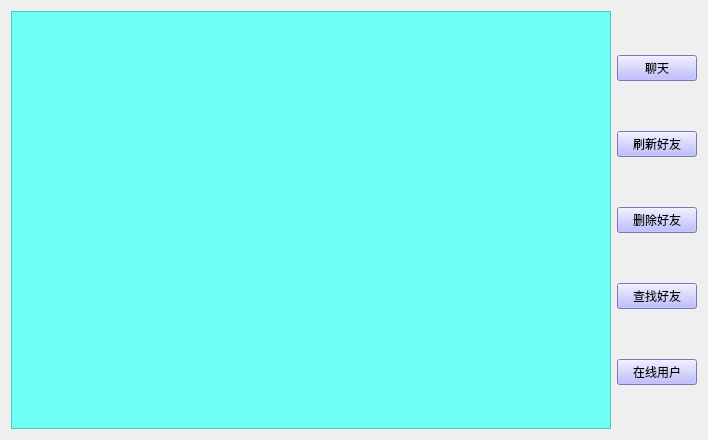
Qt form Client/friend.ui (23Lm-star/QT-) before a commit.
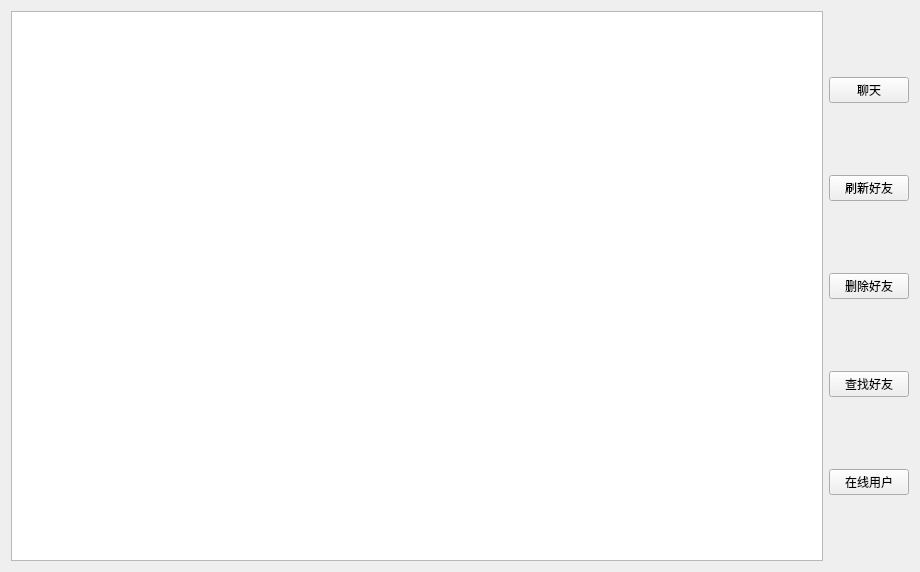
The same form after that commit. Icons and pictures are not drawn.

```diff
--- a/Client/friend.ui
+++ b/Client/friend.ui
@@ -6,8 +6,8 @@
    <rect>
     <x>0</x>
     <y>0</y>
-    <width>708</width>
-    <height>440</height>
+    <width>920</width>
+    <height>572</height>
    </rect>
   </property>
   <property name="windowTitle">
@@ -21,21 +21,12 @@
    <item>
     <layout class="QHBoxLayout" name="horizontalLayout">
      <item>
-      <widget class="QListWidget" name="listWidget">
-       <property name="styleSheet">
-        <string notr="true">background-color: qlineargradient(spread:pad, x1:0, y1:0, x2:1, y2:0, stop:0 rgba(0, 0, 0, 255), stop:1 rgba(255, 255, 255, 255));
-background-color: rgb(108, 255, 246);</string>
-       </property>
-      </widget>
+      <widget class="QListWidget" name="listWidget"/>
      </item>
      <item>
       <layout class="QVBoxLayout" name="verticalLayout">
        <item>
         <widget class="QPushButton" name="chat_PB">
-         <property name="styleSheet">
-          <string notr="true">background-color: qlineargradient(spread:pad, x1:0, y1:0, x2:1, y2:0, stop:0 rgba(0, 0, 0, 255), stop:1 rgba(255, 255, 255, 255));
-background-color: rgb(170, 170, 255);</string>
-         </property>
          <property name="text">
           <string>聊天</string>
          </property>
@@ -43,10 +34,6 @@
        </item>
        <item>
         <widget class="QPushButton" name="flush_PB">
-         <property name="styleSheet">
-          <string notr="true">background-color: qlineargradient(spread:pad, x1:0, y1:0, x2:1, y2:0, stop:0 rgba(0, 0, 0, 255), stop:1 rgba(255, 255, 255, 255));
-background-color: rgb(170, 170, 255);</string>
-         </property>
          <property name="text">
           <string>刷新好友</string>
          </property>
@@ -54,10 +41,6 @@
        </item>
        <item>
         <widget class="QPushButton" name="del_PB">
-         <property name="styleSheet">
-          <string notr="true">background-color: qlineargradient(spread:pad, x1:0, y1:0, x2:1, y2:0, stop:0 rgba(0, 0, 0, 255), stop:1 rgba(255, 255, 255, 255));
-background-color: rgb(170, 170, 255);</string>
-         </property>
          <property name="text">
           <string>删除好友</string>
          </property>
@@ -65,10 +48,6 @@
        </item>
        <item>
         <widget class="QPushButton" name="findUser_PB">
-         <property name="styleSheet">
-          <string notr="true">background-color: qlineargradient(spread:pad, x1:0, y1:0, x2:1, y2:0, stop:0 rgba(0, 0, 0, 255), stop:1 rgba(255, 255, 255, 255));
-background-color: rgb(170, 170, 255);</string>
-         </property>
          <property name="text">
           <string>查找好友</string>
          </property>
@@ -76,10 +55,6 @@
        </item>
        <item>
         <widget class="QPushButton" name="onlineUser_PB">
-         <property name="styleSheet">
-          <string notr="true">background-color: qlineargradient(spread:pad, x1:0, y1:0, x2:1, y2:0, stop:0 rgba(0, 0, 0, 255), stop:1 rgba(255, 255, 255, 255));
-background-color: rgb(170, 170, 255);</string>
-         </property>
          <property name="text">
           <string>在线用户</string>
          </property>
```
